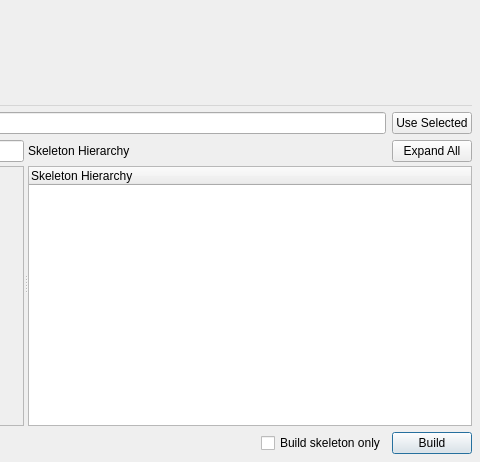
Qt form maya/python/pipe/library/tools/skeleton_mapper/ui/skeleton_mapper.ui (SnoPants/ds_studio_pip) before a commit; both pictures show x 520 to 1000 and y 188 to 650 of the 1000 by 650 pixel window.
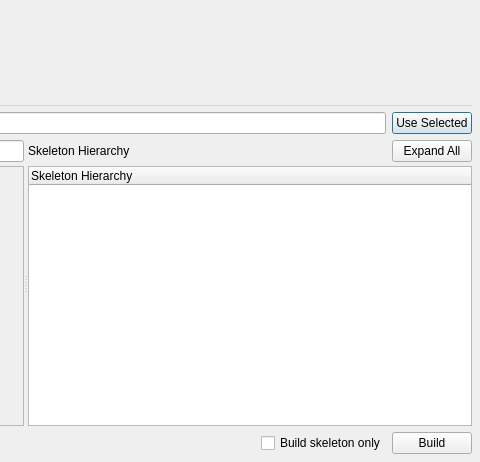
The same form after that commit.

Commit message: added color to the preview joint curve

Diff of the .ui file:
```diff
--- a/maya/python/pipe/library/tools/skeleton_mapper/ui/skeleton_mapper.ui
+++ b/maya/python/pipe/library/tools/skeleton_mapper/ui/skeleton_mapper.ui
@@ -75,7 +75,7 @@
     <item><widget class="QPushButton" name="mirror_region_button"><property name="text"><string>Mirror Selected Region</string></property></widget></item>
     <item><spacer name="bottom_spacer"><property name="orientation"><enum>Qt::Horizontal</enum></property><property name="sizeHint" stdset="0"><size><width>40</width><height>20</height></size></property></spacer></item>
     <item><widget class="QCheckBox" name="build_skeleton_only_checkbox"><property name="text"><string>Build skeleton only</string></property><property name="toolTip"><string>Skip rig configuration and builder validation. Your rig settings are retained.</string></property></widget></item>
-    <item><widget class="QPushButton" name="build_button"><property name="text"><string>Build</string></property><property name="default"><bool>true</bool></property></widget></item>
+    <item><widget class="QPushButton" name="build_button"><property name="text"><string>Build</string></property><property name="default"><bool>false</bool></property><property name="autoDefault"><bool>false</bool></property></widget></item>
    </layout></item>
   </layout>
   <action name="load_mapping_action"><property name="text"><string>Load Mapping...</string></property></action>
```
The commit also changes 2 other files.
